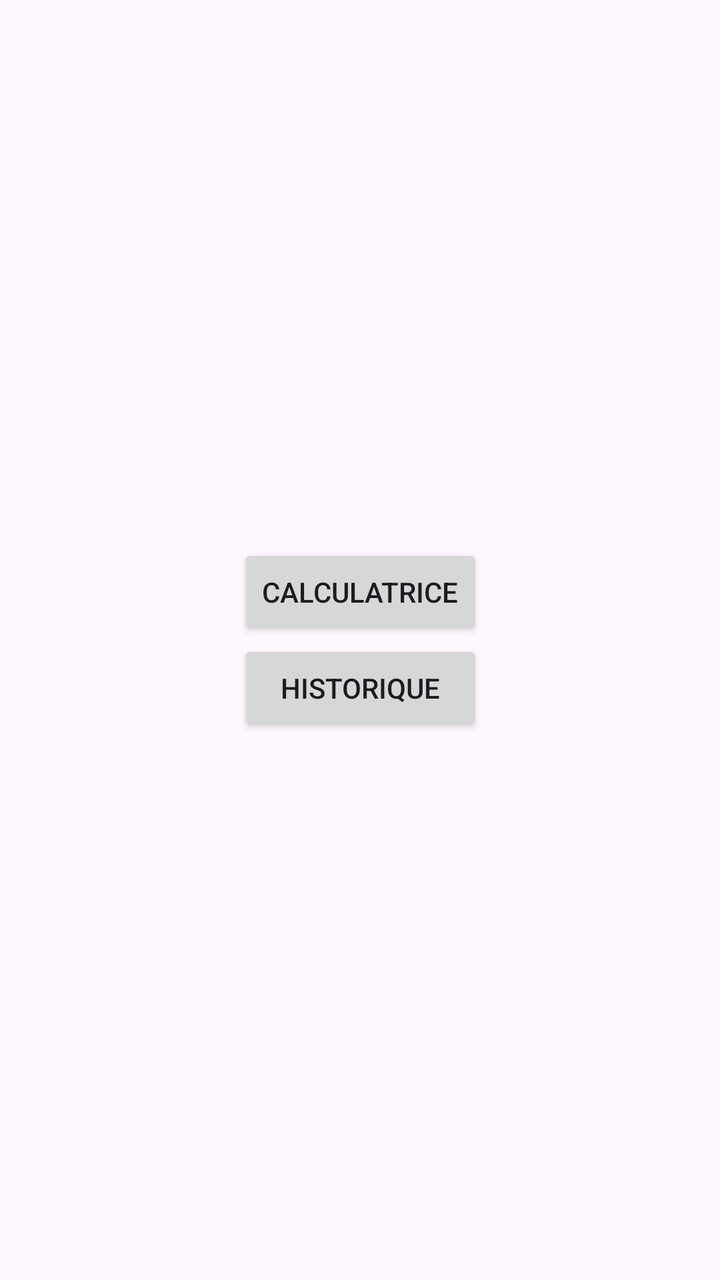
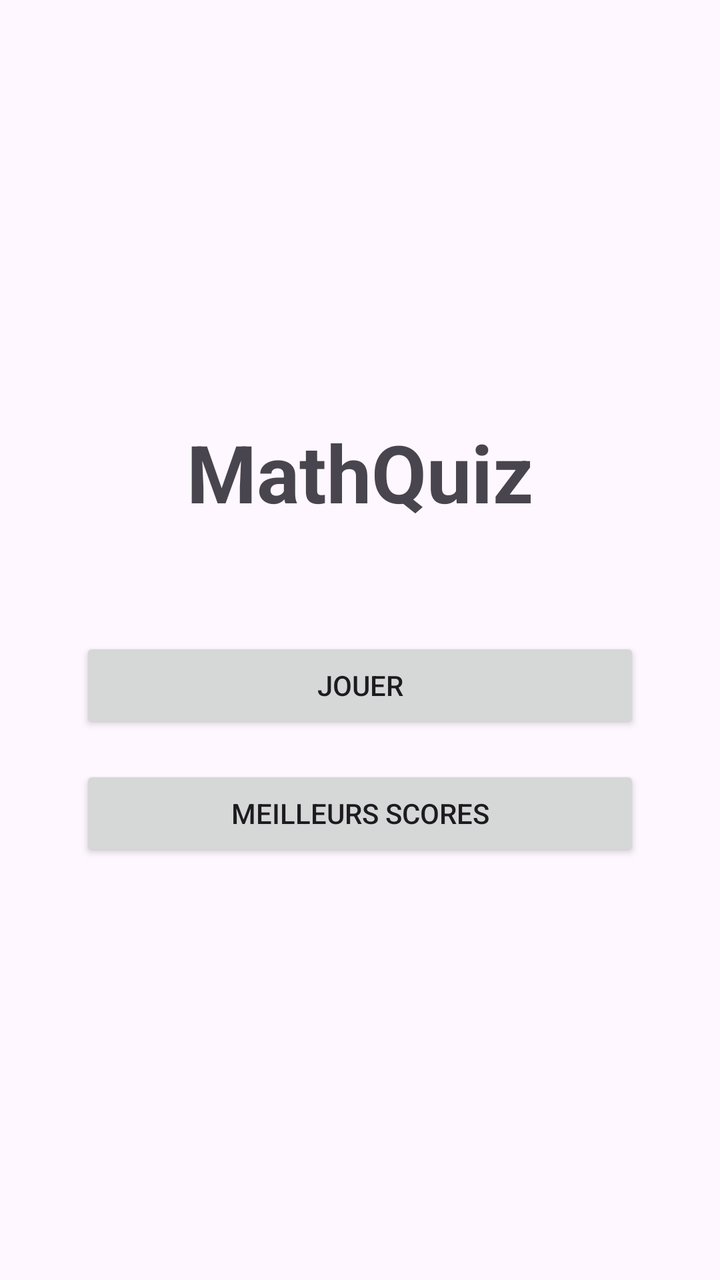

Compare the two renders of this Android layout. The source of the first and the diff that turns it into the second are given below.
<!-- AndroidManifest.xml: application theme Theme.ProjetAndroid -->
<!-- res/layout/activity_main.xml -->
<?xml version="1.0" encoding="utf-8"?>
<androidx.constraintlayout.widget.ConstraintLayout xmlns:android="http://schemas.android.com/apk/res/android"
    xmlns:app="http://schemas.android.com/apk/res-auto"
    xmlns:tools="http://schemas.android.com/tools"
    android:id="@+id/main"
    android:layout_width="match_parent"
    android:layout_height="match_parent"
    android:orientation="vertical"
    tools:context=".MainActivity">

    <LinearLayout
        android:layout_width="wrap_content"
        android:layout_height="wrap_content"
        android:orientation="vertical"
        app:layout_constraintBottom_toBottomOf="parent"
        app:layout_constraintEnd_toEndOf="parent"
        app:layout_constraintStart_toStartOf="parent"
        app:layout_constraintTop_toTopOf="parent">

        <Button
            android:id="@+id/bouton_calculatrice"
            android:layout_width="match_parent"
            android:layout_height="wrap_content"
            android:text="@string/text_bouton_calculatrice" />

        <Button
            android:id="@+id/bouton_historique"
            android:layout_width="match_parent"
            android:layout_height="wrap_content"
            android:text="@string/text_bouton_historique" />
    </LinearLayout>

</androidx.constraintlayout.widget.ConstraintLayout>
<!-- resources referenced by this layout -->
<resources>
  <string name="text_bouton_calculatrice">Calculatrice</string>
  <string name="text_bouton_historique">Historique</string>
  <style name="Theme.ProjetAndroid" parent="Base.Theme.ProjetAndroid" />
  <style name="Base.Theme.ProjetAndroid" parent="Theme.Material3.DayNight.NoActionBar">
          
          
      </style>
</resources>

<!-- the commit's change to res/layout/activity_main.xml (unified diff, before → after) -->
@@ -1,33 +1,43 @@
 <?xml version="1.0" encoding="utf-8"?>
-<androidx.constraintlayout.widget.ConstraintLayout xmlns:android="http://schemas.android.com/apk/res/android"
+<androidx.constraintlayout.widget.ConstraintLayout
+    xmlns:android="http://schemas.android.com/apk/res/android"
     xmlns:app="http://schemas.android.com/apk/res-auto"
-    xmlns:tools="http://schemas.android.com/tools"
     android:id="@+id/main"
     android:layout_width="match_parent"
-    android:layout_height="match_parent"
-    android:orientation="vertical"
-    tools:context=".MainActivity">
+    android:layout_height="match_parent">
 
     <LinearLayout
-        android:layout_width="wrap_content"
+        android:layout_width="280dp"
         android:layout_height="wrap_content"
         android:orientation="vertical"
+        android:gravity="center"
         app:layout_constraintBottom_toBottomOf="parent"
         app:layout_constraintEnd_toEndOf="parent"
         app:layout_constraintStart_toStartOf="parent"
         app:layout_constraintTop_toTopOf="parent">
 
+        <TextView
+            android:layout_width="wrap_content"
+            android:layout_height="wrap_content"
+            android:layout_gravity="center"
+            android:text="@string/app_name"
+            android:textSize="40sp"
+            android:textStyle="bold"
+            android:layout_marginBottom="56dp" />
+
         <Button
-            android:id="@+id/bouton_calculatrice"
+            android:id="@+id/bouton_jouer"
             android:layout_width="match_parent"
             android:layout_height="wrap_content"
-            android:text="@string/text_bouton_calculatrice" />
+            android:layout_marginBottom="16dp"
+            android:text="@string/text_bouton_jouer" />
 
         <Button
-            android:id="@+id/bouton_historique"
+            android:id="@+id/bouton_highscores"
             android:layout_width="match_parent"
             android:layout_height="wrap_content"
-            android:text="@string/text_bouton_historique" />
+            android:text="@string/text_bouton_highscores" />
+
     </LinearLayout>
 
 </androidx.constraintlayout.widget.ConstraintLayout>
<!-- resource entries referenced after the edit -->
@@ -1,7 +1,8 @@
 <!-- resources referenced by this layout -->
 <resources>
-  <string name="text_bouton_calculatrice">Calculatrice</string>
-  <string name="text_bouton_historique">Historique</string>
+  <string name="app_name" translatable="false">MathQuiz</string>
+  <string name="text_bouton_highscores">Meilleurs scores</string>
+  <string name="text_bouton_jouer">Jouer</string>
   <style name="Theme.ProjetAndroid" parent="Base.Theme.ProjetAndroid" />
   <style name="Base.Theme.ProjetAndroid" parent="Theme.Material3.DayNight.NoActionBar">
           
